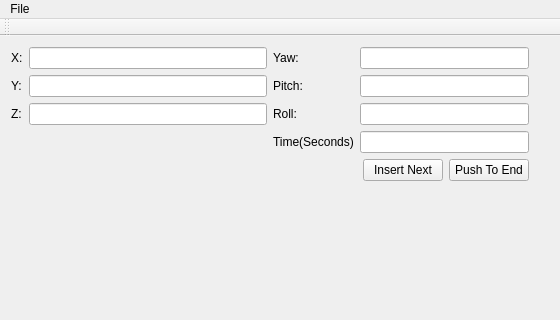
This is mainwindow.ui in UtaCableDrivenRobot/WiredRobotApp as Qt 5 draws it before an edit; both pictures show x 0 to 560 and y 0 to 320 of the 946 by 408 pixel window. The edited form follows.
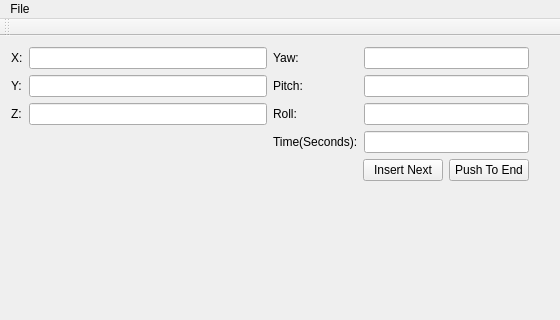
This is the edited form. Custom widgets are drawn as their Qt base class.

Commit message: it draws a triangle

Diff of the .ui file:
```diff
--- a/mainwindow.ui
+++ b/mainwindow.ui
@@ -101,7 +101,7 @@
               <item row="3" column="0">
                <widget class="QLabel" name="timeSecondsLabel">
                 <property name="text">
-                 <string>Time(Seconds)</string>
+                 <string>Time(Seconds):</string>
                 </property>
                </widget>
               </item>
```
The commit also changes 1 other file.
